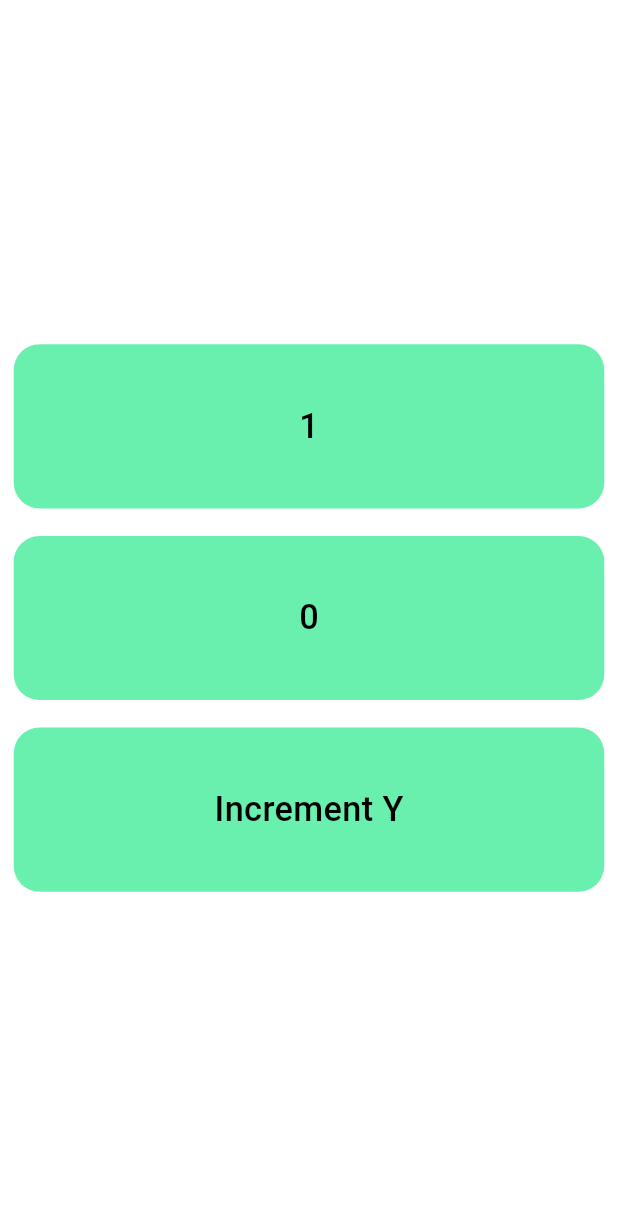
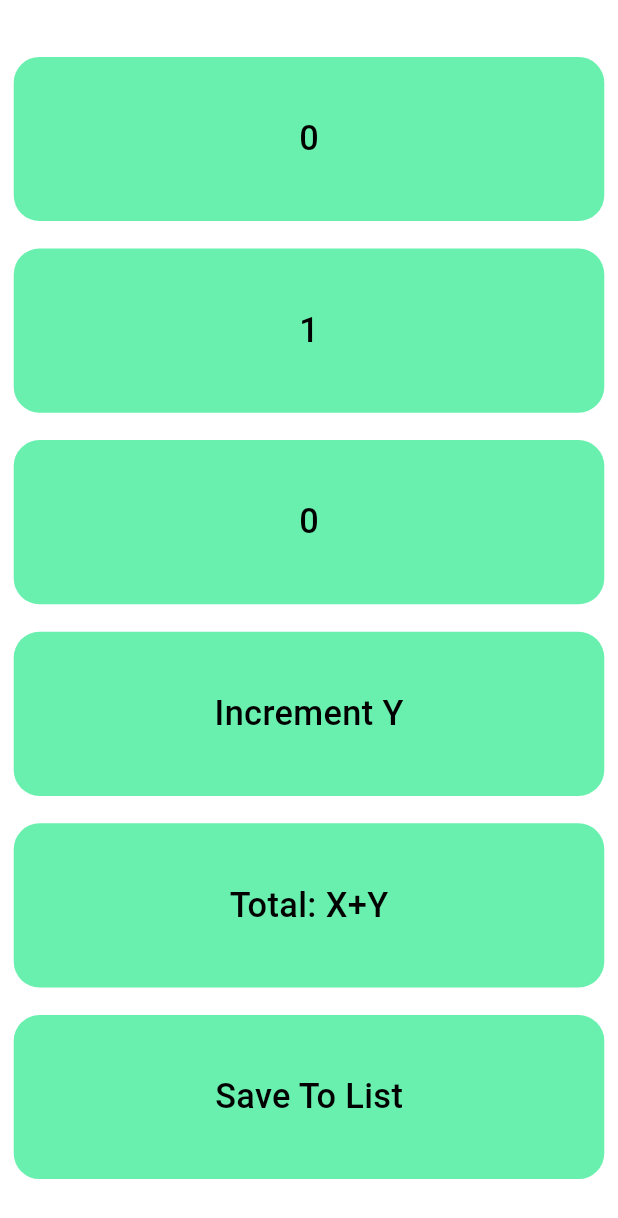
Before and after one commit to rafiul9040devapp/Flexing-UI, a Flutter app: the screen it shows after launch, after a tap on "Increase X", after a tap on "Go to Third Page", after a tap on "Go To The Next Page", on a phone screen of 412 x 824 dp. Shown: the top 1218 px of the screen. Run offline on Flutter 3.47's test engine with Material 3 defaults, Android fonts, the phone set to English and light mode, and no system bars; our stand-ins replace dio, flutter_screenutil, flutter_spinkit, get.

Commit message:
learning GetX with reactive approach is refactored

```diff
--- /dev/null
+++ b/lib/learn_getx/controller/tap_controller_for_z.dart
@@ -0,0 +1,9 @@
+import 'package:get/get.dart';
+
+class TapControllerForZ extends GetxController {
+  RxInt total = 0.obs;
+
+  int getTotal(int x, int y) {
+    return total.value = x + y;
+  }
+}
--- a/lib/learn_getx/fourth_page.dart
+++ /dev/null
@@ -1,30 +0,0 @@
-import 'package:flexing/learn_getx/start_screen.dart';
-import 'package:flexing/learn_getx/tap_controller_for_x.dart';
-import 'package:flexing/learn_getx/tap_controller_for_y.dart';
-import 'package:flutter/material.dart';
-import 'package:get/get.dart';
-
-import 'custome_button.dart';
-
-class FourthPage extends StatelessWidget {
-   FourthPage({super.key});
-  final TapControllerForY controllerForY = Get.put(TapControllerForY());
-  @override
-  Widget build(BuildContext context) {
-    return Scaffold(
-      body: SizedBox(
-        height: MediaQuery.sizeOf(context).height,
-        width: MediaQuery.sizeOf(context).width,
-        child: Column(
-          mainAxisAlignment: MainAxisAlignment.center,
-          crossAxisAlignment: CrossAxisAlignment.center,
-          children: [
-            CustomButton(Get.find<TapControllerForX>().x.toString(), () => Get.offAll(()=>StartScreen())),
-            Obx(() => CustomButton(controllerForY.y.value.toString(), () => null)),
-            CustomButton('Increment Y', () => controllerForY.incrementY()),
-          ],
-        ),
-      ),
-    );
-  }
-}
--- /dev/null
+++ b/lib/learn_getx/pages/fourth_page.dart
@@ -0,0 +1,37 @@
+import 'package:flexing/learn_getx/controller/tap_controller_for_z.dart';
+import 'package:flexing/learn_getx/pages/start_screen.dart';
+import 'package:flexing/learn_getx/controller/tap_controller_for_x.dart';
+import 'package:flexing/learn_getx/controller/tap_controller_for_y.dart';
+import 'package:flutter/material.dart';
+import 'package:get/get.dart';
+
+import '../widgets/custome_button.dart';
+
+class FourthPage extends StatelessWidget {
+   FourthPage({super.key});
+  final TapControllerForY controllerForY = Get.put(TapControllerForY());
+  final TapControllerForZ controllerForZ = Get.put(TapControllerForZ());
+  @override
+  Widget build(BuildContext context) {
+    return Scaffold(
+      body: SingleChildScrollView(
+        child: SizedBox(
+          height: MediaQuery.sizeOf(context).height,
+          width: MediaQuery.sizeOf(context).width,
+          child: Column(
+            mainAxisAlignment: MainAxisAlignment.center,
+            crossAxisAlignment: CrossAxisAlignment.center,
+            children: [
+              Obx(() => CustomButton(controllerForZ.total.value.toString(), () => null)),
+              CustomButton(Get.find<TapControllerForX>().x.toString(), () => Get.offAll(()=>StartScreen())),
+              Obx(() => CustomButton(controllerForY.y.value.toString(), () => null)),
+              CustomButton('Increment Y', () => controllerForY.incrementY()),
+              CustomButton('Total: X+Y', () => controllerForZ.getTotal(Get.find<TapControllerForX>().x, controllerForY.y.value)),
+              CustomButton('Save To List', () => null),
+            ],
+          ),
+        ),
+      ),
+    );
+  }
+}
--- a/lib/learn_getx/start_screen.dart
+++ b/lib/learn_getx/pages/second_screen.dart
@@ -1,24 +1,28 @@
-import 'package:flexing/learn_getx/custome_button.dart';
-import 'package:flexing/learn_getx/second_screen.dart';
-import 'package:flexing/learn_getx/tap_controller_for_x.dart';
-import 'package:flexing/learn_getx/tap_controller_for_y.dart';
-import 'package:flexing/learn_getx/third_screen.dart';
+import 'package:flexing/learn_getx/widgets/custome_button.dart';
+import 'package:flexing/learn_getx/controller/tap_controller_for_x.dart';
 import 'package:flutter/material.dart';
 import 'package:flutter_screenutil/flutter_screenutil.dart';
 import 'package:get/get.dart';
 
-class StartScreen extends StatelessWidget {
-  StartScreen({super.key});
-
-  final TapControllerForX controllerForX = Get.put(TapControllerForX());
+class SecondScreen extends StatelessWidget {
+  const SecondScreen({super.key});
 
   @override
   Widget build(BuildContext context) {
+    TapControllerForX controllerForX = Get.find();
     return Scaffold(
       backgroundColor: Colors.white,
       appBar: AppBar(
+        leading: IconButton(
+          onPressed: () => Get.back(),
+          icon: Icon(
+            Icons.arrow_back_ios_new,
+            color: Colors.white,
+            size: 25.sp,
+          ),
+        ),
         title: Text(
-          'Start Screen',
+          'Second Screen',
           style: TextStyle(
             fontSize: 25.sp,
             fontWeight: FontWeight.w600,
@@ -41,10 +45,7 @@ class StartScreen extends StatelessWidget {
                 return CustomButton(controllerForX.x.toString(), () => null);
               },
             ),
-            CustomButton('Increase X', () => controllerForX.incrementX()),
-            CustomButton('Go To Next Page ', () => Get.to(()=> const SecondScreen())),
-            CustomButton('Go to Third Page', () => Get.off(()=> ThirdScreen())),
-            CustomButton(Get.find<TapControllerForY>().y.value.toString(), () => null),
+            CustomButton('Decrement X', () => Get.find<TapControllerForX>().decrementX()),
           ],
         ),
       ),
--- a/lib/learn_getx/second_screen.dart
+++ b/lib/learn_getx/pages/start_screen.dart
@@ -1,28 +1,24 @@
-import 'package:flexing/learn_getx/custome_button.dart';
-import 'package:flexing/learn_getx/tap_controller_for_x.dart';
+import 'package:flexing/learn_getx/widgets/custome_button.dart';
+import 'package:flexing/learn_getx/pages/second_screen.dart';
+import 'package:flexing/learn_getx/controller/tap_controller_for_x.dart';
+import 'package:flexing/learn_getx/controller/tap_controller_for_y.dart';
+import 'package:flexing/learn_getx/pages/third_screen.dart';
 import 'package:flutter/material.dart';
 import 'package:flutter_screenutil/flutter_screenutil.dart';
 import 'package:get/get.dart';
 
-class SecondScreen extends StatelessWidget {
-  const SecondScreen({super.key});
+class StartScreen extends StatelessWidget {
+  StartScreen({super.key});
+
+  final TapControllerForX controllerForX = Get.put(TapControllerForX());
 
   @override
   Widget build(BuildContext context) {
-    TapControllerForX controllerForX = Get.find();
     return Scaffold(
       backgroundColor: Colors.white,
       appBar: AppBar(
-        leading: IconButton(
-          onPressed: () => Get.back(),
-          icon: Icon(
-            Icons.arrow_back_ios_new,
-            color: Colors.white,
-            size: 25.sp,
-          ),
-        ),
         title: Text(
-          'Second Screen',
+          'Start Screen',
           style: TextStyle(
             fontSize: 25.sp,
             fontWeight: FontWeight.w600,
@@ -45,7 +41,10 @@ class SecondScreen extends StatelessWidget {
                 return CustomButton(controllerForX.x.toString(), () => null);
               },
             ),
-            CustomButton('Decrement X', () => Get.find<TapControllerForX>().decrementX()),
+            CustomButton('Increase X', () => controllerForX.incrementX()),
+            CustomButton('Go To Next Page ', () => Get.to(()=> const SecondScreen())),
+            CustomButton('Go to Third Page', () => Get.off(()=> ThirdScreen())),
+            CustomButton('TAP', () => null),
           ],
         ),
       ),
--- a/lib/learn_getx/third_screen.dart
+++ b/lib/learn_getx/pages/third_screen.dart
@@ -1,5 +1,5 @@
-import 'package:flexing/learn_getx/custome_button.dart';
-import 'package:flexing/learn_getx/fourth_page.dart';
+import 'package:flexing/learn_getx/widgets/custome_button.dart';
+import 'package:flexing/learn_getx/pages/fourth_page.dart';
 import 'package:flutter/material.dart';
 import 'package:get/get.dart';
 
--- a/lib/main.dart
+++ b/lib/main.dart
@@ -1,4 +1,4 @@
-import 'package:flexing/learn_getx/start_screen.dart';
+import 'package:flexing/learn_getx/pages/start_screen.dart';
 import 'package:flexing/screens/drink_water.dart';
 import 'package:flexing/screens/home_screen.dart';
 import 'package:flexing/screens/product_screen.dart';
```
Also changed, not shown: lib/learn_getx/controller/tap_controller_for_x.dart (renamed from lib/learn_getx/tap_controller_for_x.dart), lib/learn_getx/controller/tap_controller_for_y.dart (renamed from lib/learn_getx/tap_controller_for_y.dart), lib/learn_getx/widgets/custome_button.dart (renamed from lib/learn_getx/custome_button.dart).
